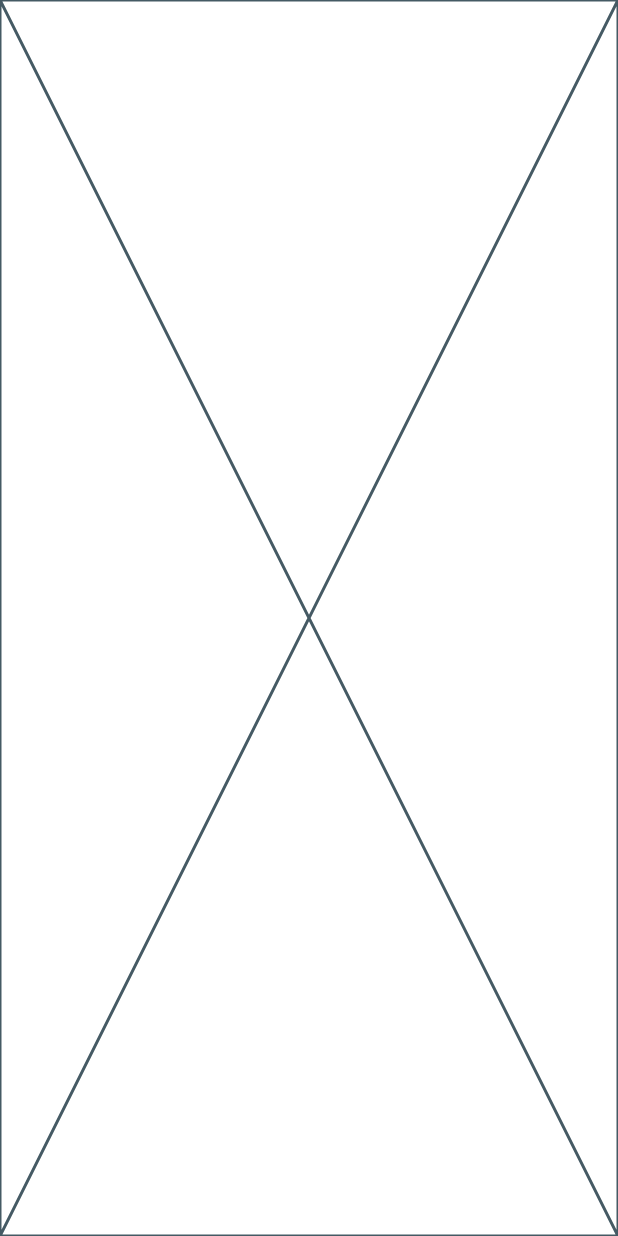
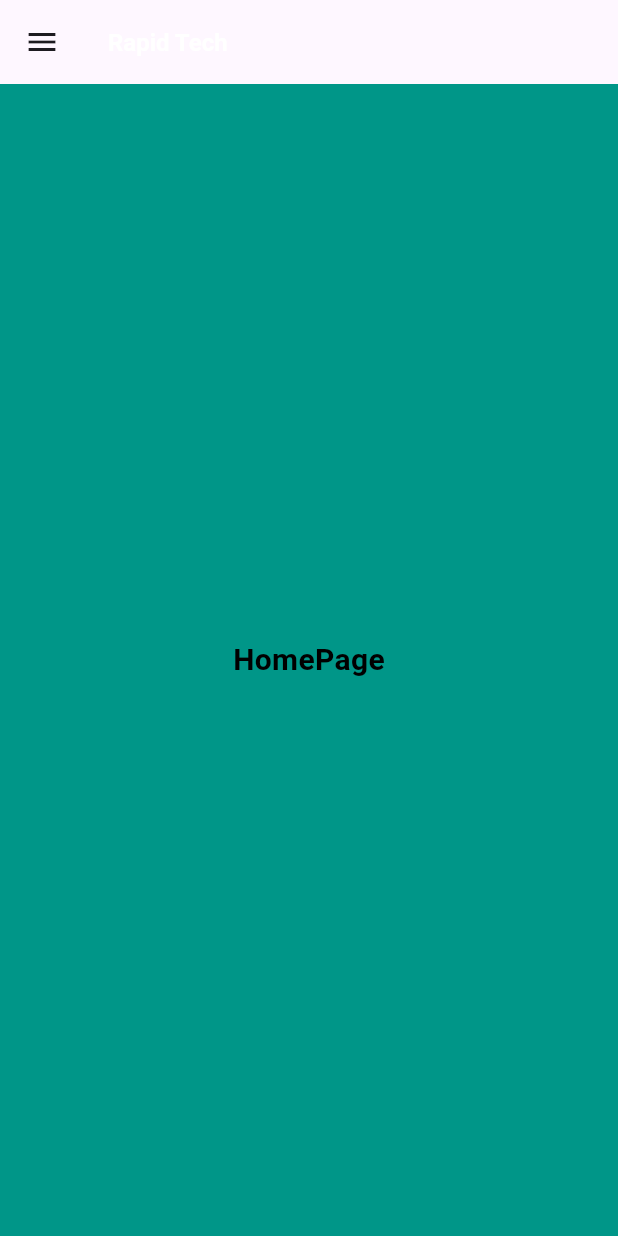
Before and after one commit to jeyleekrane/logingPage_flutter, a Flutter app: the screen it shows after launch, on a phone screen of 412 x 824 dp. Run offline on Flutter 3.47's test engine with Material 3 defaults, Android fonts, the phone set to English and light mode, and no system bars.

Commit message:
second commit

```diff
--- a/lib/loginpage.dart
+++ b/lib/loginpage.dart
@@ -1,9 +1,47 @@
 import 'package:flutter/material.dart';
+
 class Loginpage extends StatelessWidget {
   const Loginpage({super.key});
 
   @override
   Widget build(BuildContext context) {
-    return const Placeholder();
+    return Scaffold(
+      backgroundColor: Colors.teal,
+      appBar: AppBar(
+        title: Text(
+          "Rapid Tech",
+          style: TextStyle(
+            color: Colors.white,
+            fontWeight: FontWeight.bold,
+            fontSize: 16.0,
+          ),
+        ),
+      ),
+      body: Container(
+        child: Center(
+          child: Text(
+            "HomePage",
+            style: TextStyle(
+              color: Colors.black,
+              fontWeight: FontWeight.bold,
+              fontSize: 20.0,
+            ),
+          ),
+        ),
+      ),
+      drawer: Drawer(
+        child: SingleChildScrollView(
+          child: Container(
+            child: Column(
+              children: [
+                //profile picture, headerDrawer
+                //list view Mylist of coloume icons
+              ],
+            ),
+          ),
+        )
+        ,
+      ),
+    );
   }
 }
--- /dev/null
+++ b/lib/myprofiledrawer.dart
@@ -0,0 +1 @@
+import 'package:flutter/material.dart';
```
